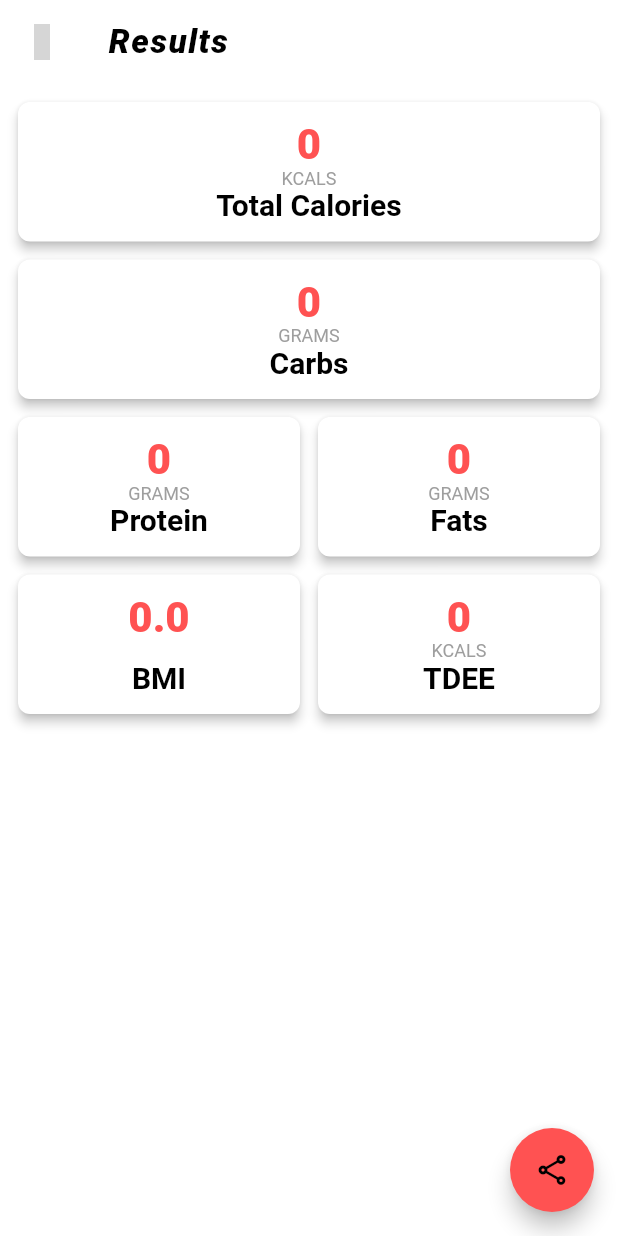
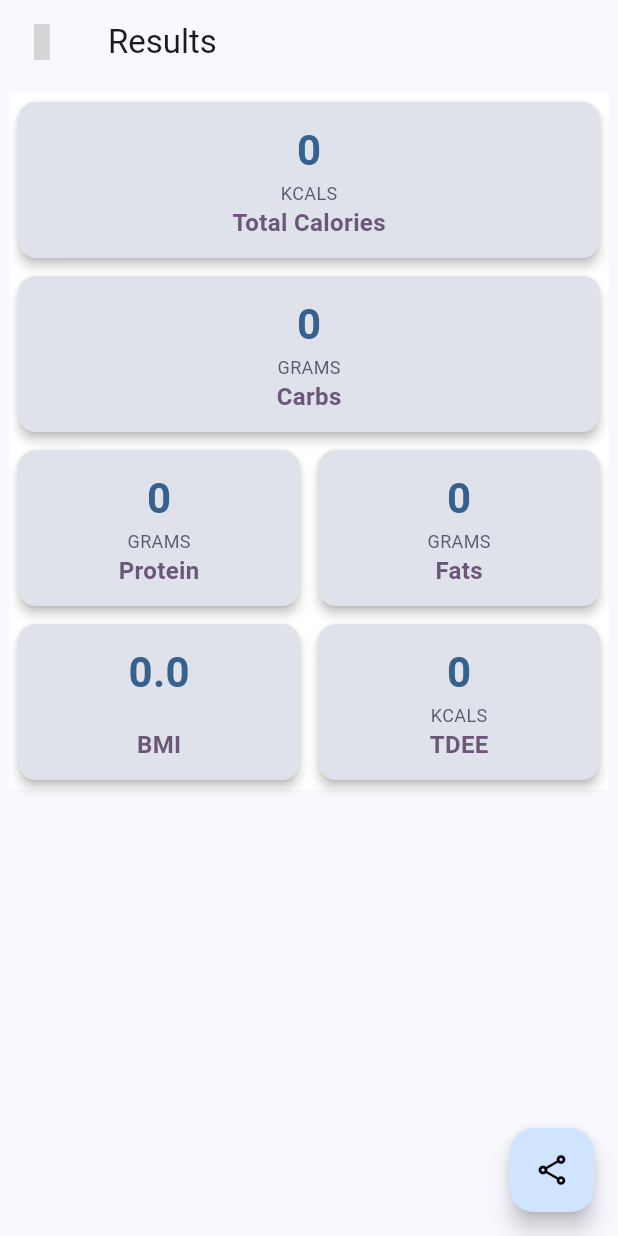
Before and after one commit to varadgauthankar/macro_calculator, a Flutter app: the ResultPage screen opened directly with empty values, on a phone screen of 412 x 824 dp. Run offline on Flutter 3.47's test engine with Material 2 defaults, Android fonts, the phone set to English and light mode, and no system bars; drawn by our look-alikes of screenshot; our stand-ins replace eva_icons_flutter, hive_flutter, numberpicker, share_plus; accounts and stored records are empty; grey boxes are pictures that could not be loaded.

```diff
--- a/lib/pages/results_page.dart
+++ b/lib/pages/results_page.dart
@@ -32,18 +32,8 @@ class ResultPage extends StatelessWidget {
   Widget build(BuildContext context) {
     ScreenshotController screenshotController = ScreenshotController();
     return Scaffold(
-      backgroundColor:
-          isThemeDark(context) ? MyColors.darkGrey : MyColors.white,
       appBar: AppBar(
-        backgroundColor:
-            isThemeDark(context) ? MyColors.darkGrey : MyColors.white,
-        elevation: 0,
-        title: Text(
-          "Results",
-          style: isThemeDark(context)
-              ? AppBarTitleStyle.dark
-              : AppBarTitleStyle.light,
-        ),
+        title: Text("Results"),
         leading: IconButton(
           icon: Icon(EvaIcons.arrowIosBack),
           color: isThemeDark(context) ? MyColors.white : MyColors.black,
--- /dev/null
+++ b/lib/utils/color_schemes.dart
@@ -0,0 +1,11 @@
+import 'package:flutter/material.dart';
+
+final lightColorScheme = ColorScheme.fromSeed(
+  seedColor: Colors.blue,
+  brightness: Brightness.light,
+);
+
+final darkColorScheme = ColorScheme.fromSeed(
+  seedColor: Colors.blue,
+  brightness: Brightness.dark,
+);
--- a/lib/utils/helpers.dart
+++ b/lib/utils/helpers.dart
@@ -12,6 +12,10 @@ bool isThemeDark(BuildContext context) {
   return Theme.of(context).brightness == Brightness.dark ? true : false;
 }
 
+ColorScheme colorScheme(BuildContext context) {
+  return Theme.of(context).colorScheme;
+}
+
 extension stringExtension on String {
   String firstCapital() {
     return "${this[0].toUpperCase()}${this.substring(1)}";
--- a/lib/utils/textStyles.dart
+++ b/lib/utils/textStyles.dart
@@ -1,5 +1,44 @@
 import 'package:flutter/material.dart';
 import 'package:macro_calculator/utils/colors.dart';
+
+class MyTextStyles {
+  final BuildContext context;
+  MyTextStyles(this.context);
+
+  TextStyle get cardTitle => TextStyle(
+        fontSize: 20,
+        fontWeight: FontWeight.bold,
+        color: Theme.of(context).colorScheme.onSurfaceVariant,
+      );
+
+  TextStyle get homeCardValue => TextStyle(
+        fontSize: 20,
+        fontWeight: FontWeight.bold,
+        color: Theme.of(context).colorScheme.primary,
+      );
+
+  TextStyle get homeCardText => TextStyle(
+        fontSize: 18,
+        color: Theme.of(context).colorScheme.onSurfaceVariant,
+      );
+
+  TextStyle get resultCardValue => TextStyle(
+        fontSize: 28,
+        fontWeight: FontWeight.bold,
+        color: Theme.of(context).colorScheme.primary,
+      );
+
+  TextStyle get resultCardText => TextStyle(
+        fontSize: 16,
+        fontWeight: FontWeight.bold,
+        color: Theme.of(context).colorScheme.tertiary,
+      );
+
+  TextStyle get resultCardUnit => TextStyle(
+        fontSize: 12,
+        color: Theme.of(context).colorScheme.secondary,
+      );
+}
 
 class AppBarTitleStyle {
   static const light = TextStyle(
--- a/lib/widgets/my_drop_down_button.dart
+++ b/lib/widgets/my_drop_down_button.dart
@@ -1,5 +1,5 @@
 import 'package:eva_icons_flutter/eva_icons_flutter.dart';
-import 'package:flutter/foundation.dart';
+
 import 'package:flutter/material.dart';
 import 'package:macro_calculator/utils/enums.dart';
 import 'package:macro_calculator/utils/helpers.dart';
@@ -25,7 +25,7 @@ class MyDropDownButtonActivityLevel extends StatelessWidget {
         elevation: 3,
         underline: Container(
           height: 3,
-          color: Colors.redAccent,
+          color: Theme.of(context).colorScheme.primary,
         ),
         onChanged: onChanged,
         items: ActivityLevel.values
@@ -62,7 +62,7 @@ class MyDropDownButtonGoal extends StatelessWidget {
         elevation: 3,
         underline: Container(
           height: 3,
-          color: Colors.redAccent,
+          color: Theme.of(context).colorScheme.primary,
         ),
         onChanged: onChanged,
         items: Goal.values.map<DropdownMenuItem<Goal>>((Goal value) {
--- a/lib/widgets/result_tile.dart
+++ b/lib/widgets/result_tile.dart
@@ -20,22 +20,9 @@ class ResultTile extends StatelessWidget {
     return Tile(
       child: Column(
         children: [
-          Text(
-            value,
-            style: ResultValueStyle.lightDark,
-          ),
-          Text(
-            units,
-            style: isThemeDark(context)
-                ? ResultUnitStyle.dark
-                : ResultUnitStyle.light,
-          ),
-          Text(
-            title,
-            style: isThemeDark(context)
-                ? ResultTitleStyle.dark
-                : ResultTitleStyle.light,
-          ),
+          Text(value, style: MyTextStyles(context).resultCardValue),
+          Text(units, style: MyTextStyles(context).resultCardUnit),
+          Text(title, style: MyTextStyles(context).resultCardText),
         ],
       ),
     );
--- a/lib/widgets/tile.dart
+++ b/lib/widgets/tile.dart
@@ -11,10 +11,8 @@ class Tile extends StatelessWidget {
     return Container(
       margin: EdgeInsets.all(6.0),
       child: Material(
-        borderRadius: BorderRadius.circular(8.0),
-        color: isThemeDark(context)
-            ? getOverLayColor(context, MyColors.darkGrey)
-            : Colors.white,
+        borderRadius: BorderRadius.circular(12.0),
+        color: Theme.of(context).colorScheme.surfaceVariant,
         elevation: 3,
         child: Padding(
           padding: const EdgeInsets.all(12.0),
```
Also changed, not shown: lib/main.dart (+8 -3 lines), lib/pages/home_page.dart (+22 -51 lines), lib/widgets/my_button.dart (+10 -6 lines), lib/widgets/slider.dart (+10 -13 lines).
